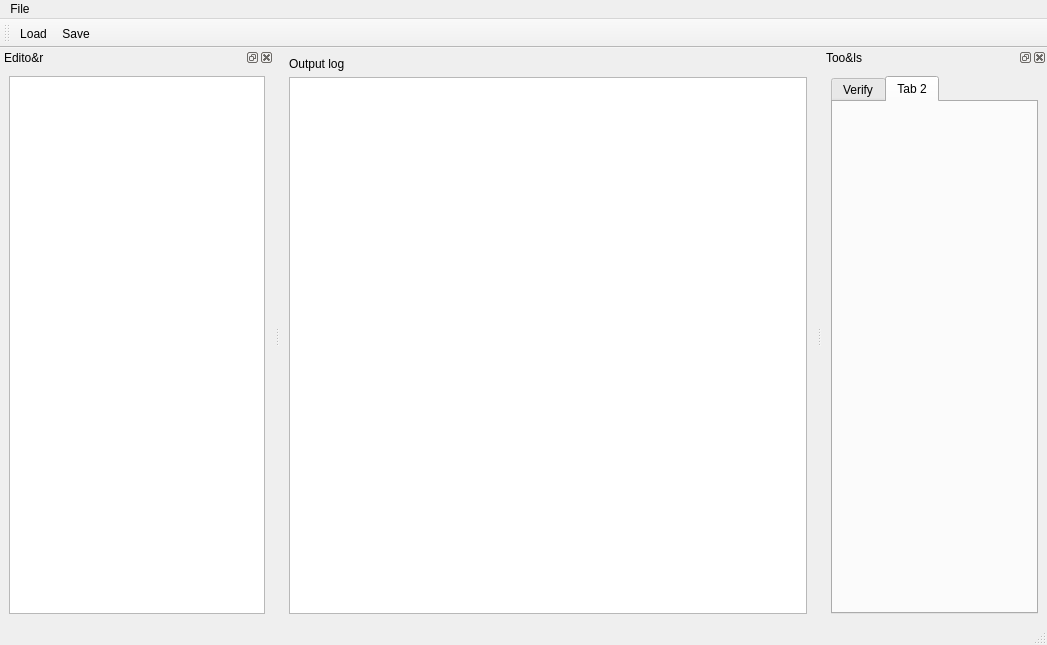
Qt form mainwindow.ui (flamingoen/qspin) before a commit.
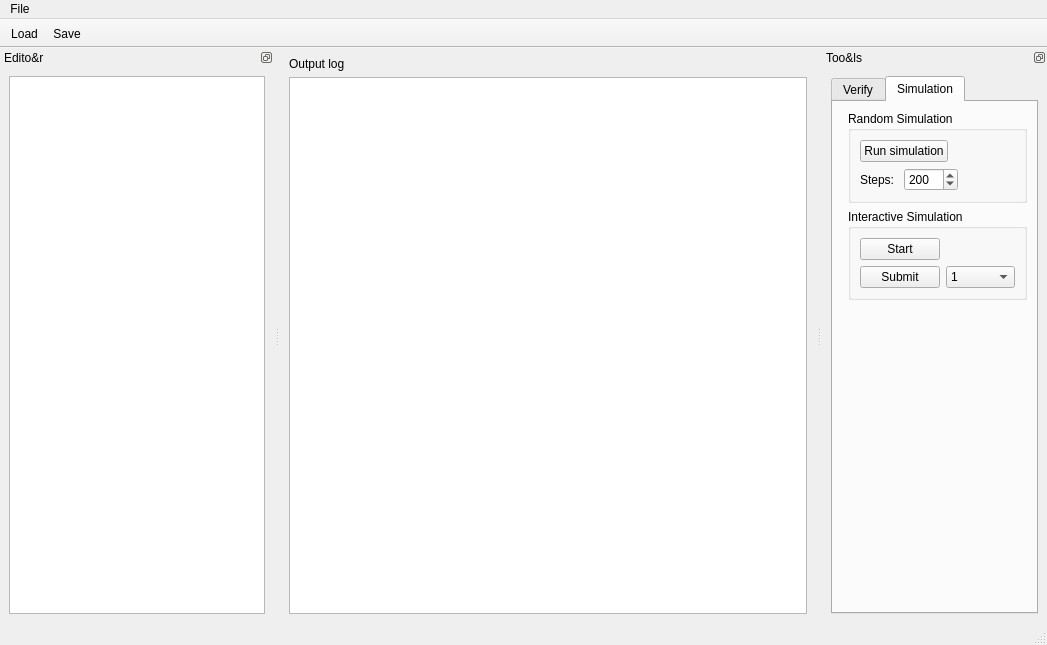
The same form after that commit. The open tabs and pages were chosen to show the change. Icons and pictures are not drawn.

Commit message: Interation 3: Simulation implemented - Changed to QProcess

What changed in the file:
```diff
--- a/mainwindow.ui
+++ b/mainwindow.ui
@@ -47,6 +47,15 @@
   </widget>
   <widget class="QStatusBar" name="statusbar"/>
   <widget class="QDockWidget" name="editorWidget">
+   <property name="sizePolicy">
+    <sizepolicy hsizetype="Preferred" vsizetype="Preferred">
+     <horstretch>0</horstretch>
+     <verstretch>0</verstretch>
+    </sizepolicy>
+   </property>
+   <property name="features">
+    <set>QDockWidget::DockWidgetFloatable|QDockWidget::DockWidgetMovable</set>
+   </property>
    <property name="windowTitle">
     <string>Edito&amp;r</string>
    </property>
@@ -74,6 +83,9 @@
    </widget>
   </widget>
   <widget class="QDockWidget" name="dockWidget">
+   <property name="features">
+    <set>QDockWidget::DockWidgetFloatable|QDockWidget::DockWidgetMovable</set>
+   </property>
    <property name="windowTitle">
     <string>Too&amp;ls</string>
    </property>
@@ -226,8 +238,161 @@
        </widget>
        <widget class="QWidget" name="tab_2">
         <attribute name="title">
-         <string>Tab 2</string>
+         <string>Simulation</string>
         </attribute>
+        <layout class="QFormLayout" name="formLayout">
+         <item row="1" column="1">
+          <widget class="QGroupBox" name="groupBox">
+           <property name="sizePolicy">
+            <sizepolicy hsizetype="MinimumExpanding" vsizetype="Preferred">
+             <horstretch>0</horstretch>
+             <verstretch>0</verstretch>
+            </sizepolicy>
+           </property>
+           <property name="title">
+            <string>Random Simulation</string>
+           </property>
+           <property name="flat">
+            <bool>false</bool>
+           </property>
+           <property name="checkable">
+            <bool>false</bool>
+           </property>
+           <layout class="QVBoxLayout" name="verticalLayout">
+            <item>
+             <widget class="QPushButton" name="buttonRandomSim">
+              <property name="sizePolicy">
+               <sizepolicy hsizetype="Maximum" vsizetype="Fixed">
+                <horstretch>0</horstretch>
+                <verstretch>0</verstretch>
+               </sizepolicy>
+              </property>
+              <property name="text">
+               <string>Run simulation</string>
+              </property>
+             </widget>
+            </item>
+            <item>
+             <layout class="QHBoxLayout" name="horizontalLayout">
+              <item>
+               <widget class="QLabel" name="label">
+                <property name="sizePolicy">
+                 <sizepolicy hsizetype="Maximum" vsizetype="Preferred">
+                  <horstretch>0</horstretch>
+                  <verstretch>0</verstretch>
+                 </sizepolicy>
+                </property>
+                <property name="text">
+                 <string>Steps: </string>
+                </property>
+               </widget>
+              </item>
+              <item>
+               <widget class="QSpinBox" name="spinBoxSteps">
+                <property name="sizePolicy">
+                 <sizepolicy hsizetype="Maximum" vsizetype="Fixed">
+                  <horstretch>0</horstretch>
+                  <verstretch>0</verstretch>
+                 </sizepolicy>
+                </property>
+                <property name="maximum">
+                 <number>1000</number>
+                </property>
+                <property name="singleStep">
+                 <number>100</number>
+                </property>
+                <property name="value">
+                 <number>200</number>
+                </property>
+               </widget>
+              </item>
+              <item>
+               <spacer name="horizontalSpacer">
+                <property name="orientation">
+                 <enum>Qt::Horizontal</enum>
+                </property>
+                <property name="sizeHint" stdset="0">
+                 <size>
+                  <width>40</width>
+                  <height>20</height>
+                 </size>
+                </property>
+               </spacer>
+              </item>
+             </layout>
+            </item>
+           </layout>
+          </widget>
+         </item>
+         <item row="2" column="1">
+          <widget class="QGroupBox" name="groupBox_2">
+           <property name="sizePolicy">
+            <sizepolicy hsizetype="MinimumExpanding" vsizetype="Preferred">
+             <horstretch>0</horstretch>
+             <verstretch>0</verstretch>
+            </sizepolicy>
+           </property>
+           <property name="title">
+            <string>Interactive Simulation</string>
+           </property>
+           <layout class="QVBoxLayout" name="verticalLayout_3">
+            <item>
+             <widget class="QPushButton" name="buttonInteractiveSim">
+              <property name="sizePolicy">
+               <sizepolicy hsizetype="Maximum" vsizetype="Fixed">
+                <horstretch>0</horstretch>
+                <verstretch>0</verstretch>
+               </sizepolicy>
+              </property>
+              <property name="text">
+               <string>Start</string>
+              </property>
+             </widget>
+            </item>
+            <item>
+             <layout class="QHBoxLayout" name="horizontalLayout_2">
+              <item>
+               <widget class="QPushButton" name="buttonSubmit">
+                <property name="text">
+                 <string>Submit</string>
+                </property>
+               </widget>
+              </item>
+              <item>
+               <widget class="QComboBox" name="comboChoice">
+                <item>
+                 <property name="text">
+                  <string>1</string>
+                 </property>
+                </item>
+                <item>
+                 <property name="text">
+                  <string>2</string>
+                 </property>
+                </item>
+                <item>
+                 <property name="text">
+                  <string>3</string>
+                 </property>
+                </item>
+                <item>
+                 <property name="text">
+                  <string>4</string>
+                 </property>
+                </item>
+                <item>
+                 <property name="text">
+                  <string>5</string>
+                 </property>
+                </item>
+               </widget>
+              </item>
+             </layout>
+            </item>
+           </layout>
+          </widget>
+         </item>
+        </layout>
        </widget>
       </widget>
      </item>
@@ -238,6 +403,9 @@
    <property name="windowTitle">
     <string>toolBar</string>
    </property>
+   <property name="movable">
+    <bool>false</bool>
+   </property>
    <attribute name="toolBarArea">
     <enum>TopToolBarArea</enum>
    </attribute>
@@ -253,7 +421,7 @@
      <normaloff>.</normaloff>.</iconset>
    </property>
    <property name="text">
-    <string>Load</string>
+    <string>&amp;Load</string>
    </property>
    <property name="toolTip">
     <string>load file into the program</string>
```
Left out of the diff: 24 changed lines with no effect on the pictures. The commit also changes 6 other files.
